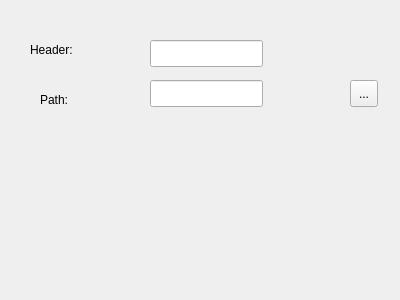
Qt form RedPandaIDE/widgets/newheaderdialog.ui (royqh1979/RedPanda-CPP) before a commit.
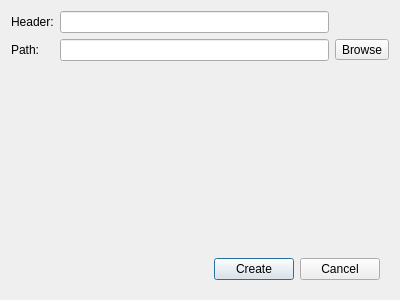
The same form after that commit. Icons and pictures are not drawn.

Commit message: fix: crash while delete headers created by new header dialog

Diff of the .ui file:
```diff
--- a/RedPandaIDE/widgets/newheaderdialog.ui
+++ b/RedPandaIDE/widgets/newheaderdialog.ui
@@ -13,66 +13,91 @@
   <property name="windowTitle">
    <string>Dialog</string>
   </property>
+  <layout class="QGridLayout" name="gridLayout">
+   <item row="1" column="1">
+    <widget class="QLineEdit" name="txtPath"/>
+   </item>
+   <item row="0" column="0">
   <widget class="QLabel" name="label">
-   <property name="geometry">
-    <rect>
-     <x>30</x>
-     <y>40</y>
-     <width>69</width>
-     <height>20</height>
-    </rect>
-   </property>
    <property name="text">
     <string>Header:</string>
    </property>
   </widget>
-  <widget class="QLineEdit" name="lineEdit">
-   <property name="geometry">
-    <rect>
-     <x>150</x>
-     <y>40</y>
-     <width>113</width>
-     <height>27</height>
-    </rect>
-   </property>
-  </widget>
+   </item>
+   <item row="1" column="2">
+    <widget class="QToolButton" name="btnBrowse">
+     <property name="toolTip">
+      <string>Browse</string>
+     </property>
+     <property name="text">
+      <string>Browse</string>
+     </property>
+     <property name="icon">
+      <iconset resource="../icons.qrc">
+       <normaloff>:/icons/images/newlook24/053-open.png</normaloff>:/icons/images/newlook24/053-open.png</iconset>
+     </property>
+    </widget>
+   </item>
+   <item row="1" column="0">
   <widget class="QLabel" name="label_2">
-   <property name="geometry">
-    <rect>
-     <x>40</x>
-     <y>90</y>
-     <width>69</width>
-     <height>20</height>
-    </rect>
-   </property>
    <property name="text">
     <string>Path:</string>
    </property>
   </widget>
-  <widget class="QLineEdit" name="lineEdit_2">
-   <property name="geometry">
-    <rect>
-     <x>150</x>
-     <y>80</y>
-     <width>113</width>
-     <height>27</height>
-    </rect>
-   </property>
-  </widget>
-  <widget class="QToolButton" name="btnBrowse">
-   <property name="geometry">
-    <rect>
-     <x>350</x>
-     <y>80</y>
-     <width>28</width>
-     <height>27</height>
-    </rect>
-   </property>
+   </item>
+   <item row="3" column="0" colspan="3">
+    <widget class="QWidget" name="widget" native="true">
+     <layout class="QHBoxLayout" name="horizontalLayout">
+      <item>
+       <spacer name="horizontalSpacer">
+        <property name="orientation">
+         <enum>Qt::Horizontal</enum>
+        </property>
+        <property name="sizeHint" stdset="0">
+         <size>
+          <width>179</width>
+          <height>20</height>
+         </size>
+        </property>
+       </spacer>
+      </item>
+      <item>
+       <widget class="QPushButton" name="btnCreate">
    <property name="text">
-    <string>...</string>
-   </property>
-  </widget>
- </widget>
- <resources/>
+         <string>Create</string>
+        </property>
+       </widget>
+      </item>
+      <item>
+       <widget class="QPushButton" name="btnCancel">
+        <property name="text">
+         <string>Cancel</string>
+        </property>
+       </widget>
+      </item>
+     </layout>
+    </widget>
+   </item>
+   <item row="0" column="1">
+    <widget class="QLineEdit" name="txtHeader"/>
+   </item>
+   <item row="2" column="0">
+    <spacer name="verticalSpacer">
+     <property name="orientation">
+      <enum>Qt::Vertical</enum>
+     </property>
+     <property name="sizeHint" stdset="0">
+      <size>
+       <width>20</width>
+       <height>40</height>
+      </size>
+     </property>
+    </spacer>
+   </item>
+  </layout>
+ </widget>
+ <resources>
+  <include location="../icons.qrc"/>
+ </resources>
  <connections/>
 </ui>
```
Left out of the diff: 2 changed lines with no effect on the pictures. Lines whose indentation alone changed are shown as unchanged. The commit also changes 18 other files.
